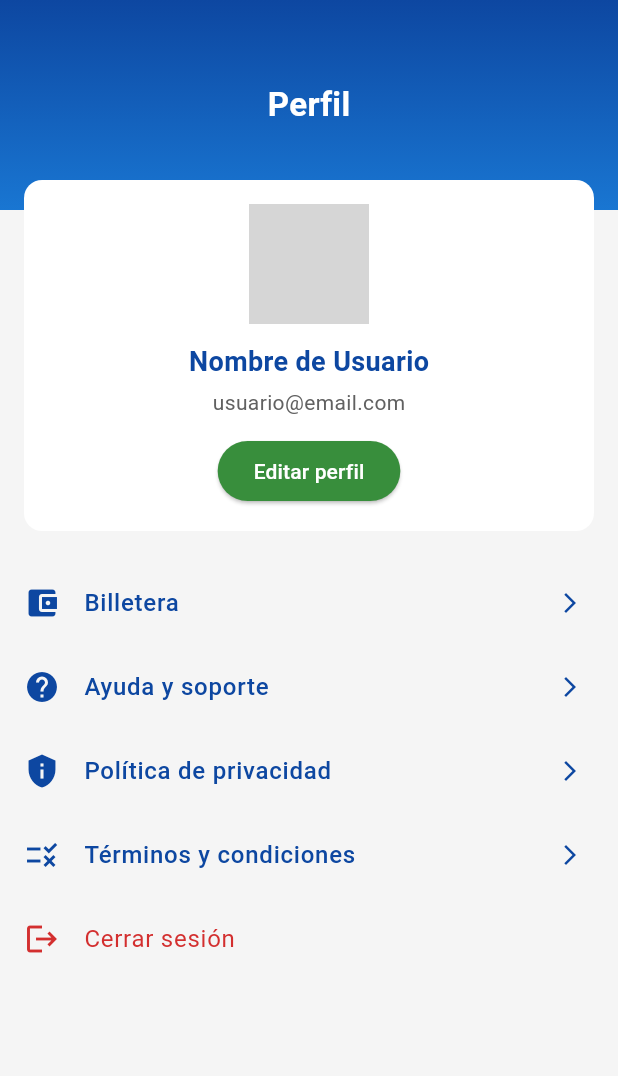
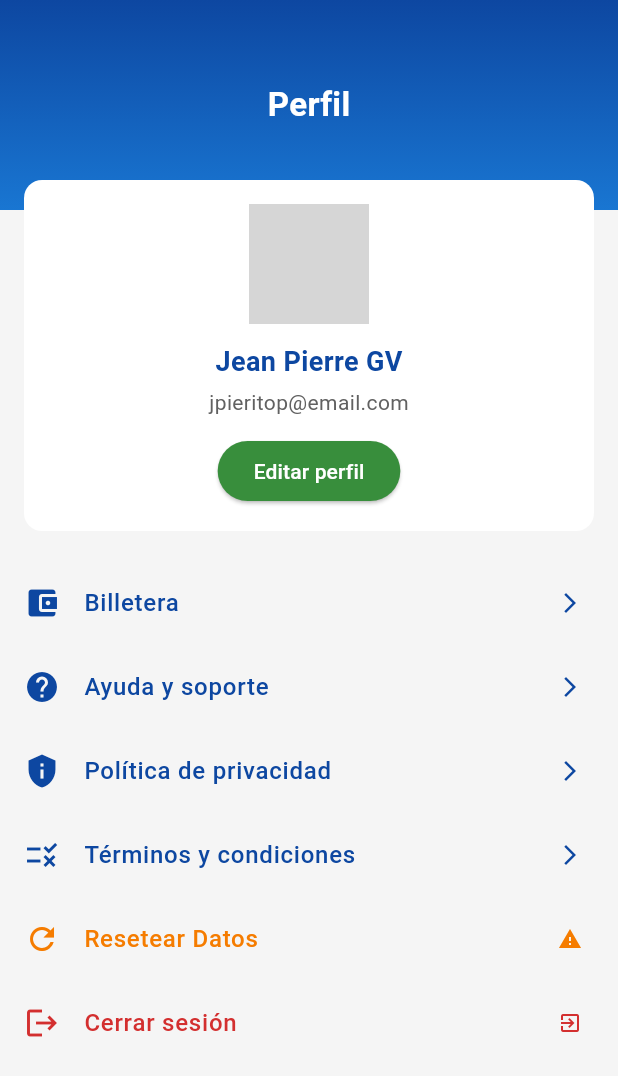
Before and after one commit to Jeasolly/app-estacionamiento, a Flutter app: the PerfilVista screen opened directly, after a tap on the "camera alt" icon, on a phone screen of 412 x 824 dp. Shown: the top 1076 px of the screen. Run offline on Flutter 3.47's test engine with Material 3 defaults, Android fonts, the phone set to English and light mode, and no system bars; our stand-ins replace device_info_plus, image_picker, shared_preferences, sqflite; missing offline and left inert: mobile_scanner; accounts and stored records are empty; grey boxes are pictures that could not be loaded.

Commit message:
detalles  rama6

```diff
--- a/lib/Vistas/perfil/perfil_vista.dart
+++ b/lib/Vistas/perfil/perfil_vista.dart
@@ -24,9 +24,8 @@
     _cargarImagenPerfil();
   }
 
-  /// Carga la imagen de perfil desde SQLite
   Future<void> _cargarImagenPerfil() async {
-    final db = await _obtenerBaseDeDatos();
+    final db = await _obtenerBaseDeDatosPerfil();
     final List<Map<String, dynamic>> maps = await db.query('perfil');
     if (maps.isNotEmpty) {
       setState(() {
@@ -35,7 +34,6 @@
     }
   }
 
-  /// Abre el selector de imágenes, la guarda en la DB y actualiza el state
   Future<void> _seleccionarImagen() async {
     final pickedFile = await ImagePicker().pickImage(source: ImageSource.gallery);
     if (pickedFile == null) return;
@@ -44,17 +42,15 @@
     final String fileName = p.basename(pickedFile.path);
     final File savedImage = await File(pickedFile.path).copy('${appDir.path}/$fileName');
 
-    final db = await _obtenerBaseDeDatos();
-    await db.insert('perfil', {'imagen': savedImage.path},
-        conflictAlgorithm: ConflictAlgorithm.replace);
+    final db = await _obtenerBaseDeDatosPerfil();
+    await db.insert('perfil', {'imagen': savedImage.path}, conflictAlgorithm: ConflictAlgorithm.replace);
 
     setState(() {
       _imagePath = savedImage.path;
     });
   }
 
-  /// Abre/construye la base de datos local 'perfil.db'
-  Future<Database> _obtenerBaseDeDatos() async {
+  Future<Database> _obtenerBaseDeDatosPerfil() async {
     return openDatabase(
       p.join(await getDatabasesPath(), 'perfil.db'),
       onCreate: (db, version) {
@@ -64,45 +60,76 @@
     );
   }
 
+  Future<Database> _obtenerBaseDeDatosLicencia() async {
+    return openDatabase(
+      p.join(await getDatabasesPath(), 'licencia.db'),
+      onCreate: (db, version) {
+        return db.execute("CREATE TABLE licencia(id INTEGER PRIMARY KEY, codigo TEXT)");
+      },
+      version: 1,
+    );
+  }
+
+  Future<void> _resetearBaseDeDatos() async {
+    final perfilDBPath = p.join(await getDatabasesPath(), 'perfil.db');
+    final licenciaDBPath = p.join(await getDatabasesPath(), 'licencia.db');
+
+    if (await File(perfilDBPath).exists()) {
+      await deleteDatabase(perfilDBPath);
+    }
+    if (await File(licenciaDBPath).exists()) {
+      await deleteDatabase(licenciaDBPath);
+    }
+
+    setState(() {
+      _imagePath = null;
+    });
+
+    ScaffoldMessenger.of(context).showSnackBar(
+      SnackBar(content: Text('Base de datos de perfil y licencia reseteadas correctamente.'), backgroundColor: Colors.green),
+    );
+  }
+
+  void _confirmarReset() {
+    showDialog(
+      context: context,
+      builder: (context) => AlertDialog(
+        title: Text('Resetear base de datos'),
+        content: Text('¿Estás seguro de que deseas borrar todos los datos de perfil y licencia?'),
+        actions: [
+          TextButton(
+            onPressed: () => Navigator.pop(context),
+            child: Text('Cancelar'),
+          ),
+          ElevatedButton(
+            onPressed: () {
+              Navigator.pop(context);
+              _resetearBaseDeDatos();
+            },
+            style: ElevatedButton.styleFrom(backgroundColor: Colors.red),
+            child: Text('Resetear', style: TextStyle(color: Colors.white)),
+          ),
+        ],
+      ),
+    );
+  }
+
   @override
   Widget build(BuildContext context) {
     return Scaffold(
-      // Sin AppBar tradicional, usaré un encabezado con degradado
       backgroundColor: Colors.grey.shade100,
       body: Column(
         children: [
-          // Encabezado con degradado
           _buildEncabezado(),
-          // Tarjeta flotante con info de perfil
           _buildTarjetaPerfil(),
-          // Expand las opciones de menú
           Expanded(
             child: ListView(
               children: [
-                _construirOpcionMenu(
-                  context,
-                  Icons.account_balance_wallet,
-                  'Billetera',
-                  BilleteraVista(),
-                ),
-                _construirOpcionMenu(
-                  context,
-                  Icons.help,
-                  'Ayuda y soporte',
-                  SoporteVista(),
-                ),
-                _construirOpcionMenu(
-                  context,
-                  Icons.privacy_tip,
-                  'Política de privacidad',
-                  PrivacidadVista(),
-                ),
-                _construirOpcionMenu(
-                  context,
-                  Icons.rule,
-                  'Términos y condiciones',
-                  TerminosVista(),
-                ),
+                _construirOpcionMenu(context, Icons.account_balance_wallet, 'Billetera', BilleteraVista()),
+                _construirOpcionMenu(context, Icons.help, 'Ayuda y soporte', SoporteVista()),
+                _construirOpcionMenu(context, Icons.privacy_tip, 'Política de privacidad', PrivacidadVista()),
+                _construirOpcionMenu(context, Icons.rule, 'Términos y condiciones', TerminosVista()),
+                _construirBotonResetearDB(context),
                 _construirBotonCerrarSesion(context),
               ],
             ),
@@ -112,7 +139,6 @@
     );
   }
 
-  /// Construye el encabezado con degradado azul
   Widget _buildEncabezado() {
     return Container(
       width: double.infinity,
@@ -128,18 +154,13 @@
         child: Center(
           child: Text(
             'Perfil',
-            style: TextStyle(
-              color: Colors.white,
-              fontSize: 22,
-              fontWeight: FontWeight.bold,
-            ),
+            style: TextStyle(color: Colors.white, fontSize: 22, fontWeight: FontWeight.bold),
           ),
         ),
       ),
     );
   }
 
-  /// Tarjeta blanca con info principal (foto, nombre, email, botón Editar)
   Widget _buildTarjetaPerfil() {
     return Container(
       transform: Matrix4.translationValues(0, -20, 0),
@@ -151,7 +172,6 @@
           padding: EdgeInsets.all(16),
           child: Column(
             children: [
-              // Foto con ícono de cámara
               Center(
                 child: Stack(
                   alignment: Alignment.bottomRight,
@@ -165,10 +185,7 @@
                     ),
                     Container(
                       margin: EdgeInsets.only(right: 4, bottom: 4),
-                      decoration: BoxDecoration(
-                        color: Colors.green.shade700,
-                        shape: BoxShape.circle,
-                      ),
+                      decoration: BoxDecoration(color: Colors.green.shade700, shape: BoxShape.circle),
                       child: IconButton(
                         icon: Icon(Icons.camera_alt, color: Colors.white),
                         onPressed: _seleccionarImagen,
@@ -178,35 +195,13 @@
                 ),
               ),
               SizedBox(height: 12),
-
-              // Nombre
-              Text(
-                'Nombre de Usuario',
-                style: TextStyle(
-                  fontSize: 18,
-                  fontWeight: FontWeight.bold,
-                  color: Colors.blue.shade900,
-                ),
-              ),
+              Text('Jean Pierre GV', style: TextStyle(fontSize: 18, fontWeight: FontWeight.bold, color: Colors.blue.shade900)),
               SizedBox(height: 4),
-
-              // Correo
-              Text(
-                'usuario@email.com',
-                style: TextStyle(color: Colors.grey.shade700),
-              ),
+              Text('jpieritop@email.com', style: TextStyle(color: Colors.grey.shade700)),
               SizedBox(height: 12),
-
-              // Botón "Editar perfil"
               ElevatedButton(
-                onPressed: () => Navigator.push(
-                  context,
-                  MaterialPageRoute(builder: (context) => EditarPerfilVista()),
-                ),
-                style: ElevatedButton.styleFrom(
-                  backgroundColor: Colors.green.shade700,
-                  foregroundColor: Colors.white,
-                ),
+                onPressed: () => Navigator.push(context, MaterialPageRoute(builder: (context) => EditarPerfilVista())),
+                style: ElevatedButton.styleFrom(backgroundColor: Colors.green.shade700, foregroundColor: Colors.white),
                 child: Text('Editar perfil'),
               ),
             ],
@@ -216,47 +211,31 @@
     );
   }
 
-  Widget _construirOpcionMenu(
-      BuildContext context, IconData icono, String titulo, Widget destino) {
+  Widget _construirOpcionMenu(BuildContext context, IconData icono, String titulo, Widget destino) {
     return ListTile(
       leading: Icon(icono, color: Colors.blue.shade900),
-      title: Text(
-        titulo,
-        style: TextStyle(color: Colors.blue.shade900, fontWeight: FontWeight.w500),
-      ),
+      title: Text(titulo, style: TextStyle(color: Colors.blue.shade900, fontWeight: FontWeight.w500)),
       trailing: Icon(Icons.arrow_forward_ios, color: Colors.blue.shade900, size: 16),
-      onTap: () =>
-          Navigator.push(context, MaterialPageRoute(builder: (context) => destino)),
+      onTap: () => Navigator.push(context, MaterialPageRoute(builder: (context) => destino)),
+    );
+  }
+
+  Widget _construirBotonResetearDB(BuildContext context) {
+    return ListTile(
+      leading: Icon(Icons.refresh, color: Colors.orange.shade700),
+      title: Text('Resetear Datos', style: TextStyle(color: Colors.orange.shade700, fontWeight: FontWeight.w500)),
+      trailing: Icon(Icons.warning, color: Colors.orange.shade700, size: 16),
+      onTap: _confirmarReset,
     );
   }
 
   Widget _construirBotonCerrarSesion(BuildContext context) {
     return ListTile(
       leading: Icon(Icons.logout, color: Colors.red.shade700),
-      title: Text(
-        'Cerrar sesión',
-        style: TextStyle(color: Colors.red.shade700),
-      ),
+      title: Text('Cerrar sesión', style: TextStyle(color: Colors.red.shade700, fontWeight: FontWeight.w500)),
+      trailing: Icon(Icons.exit_to_app, color: Colors.red.shade700, size: 16),
       onTap: () {
-        showDialog(
-          context: context,
-          builder: (context) => AlertDialog(
-            title: Text('Cerrar sesión'),
-            content: Text('¿Estás seguro de que quieres cerrar sesión?'),
-            actions: [
-              TextButton(
-                onPressed: () => Navigator.pop(context),
-                child: Text('Cancelar'),
-              ),
-              ElevatedButton(
-                onPressed: () {
-                  // Lógica para cerrar sesión
-                },
-                child: Text('Sí, cerrar sesión'),
-              ),
-            ],
-          ),
-        );
+        Navigator.pop(context);
       },
     );
   }
```
